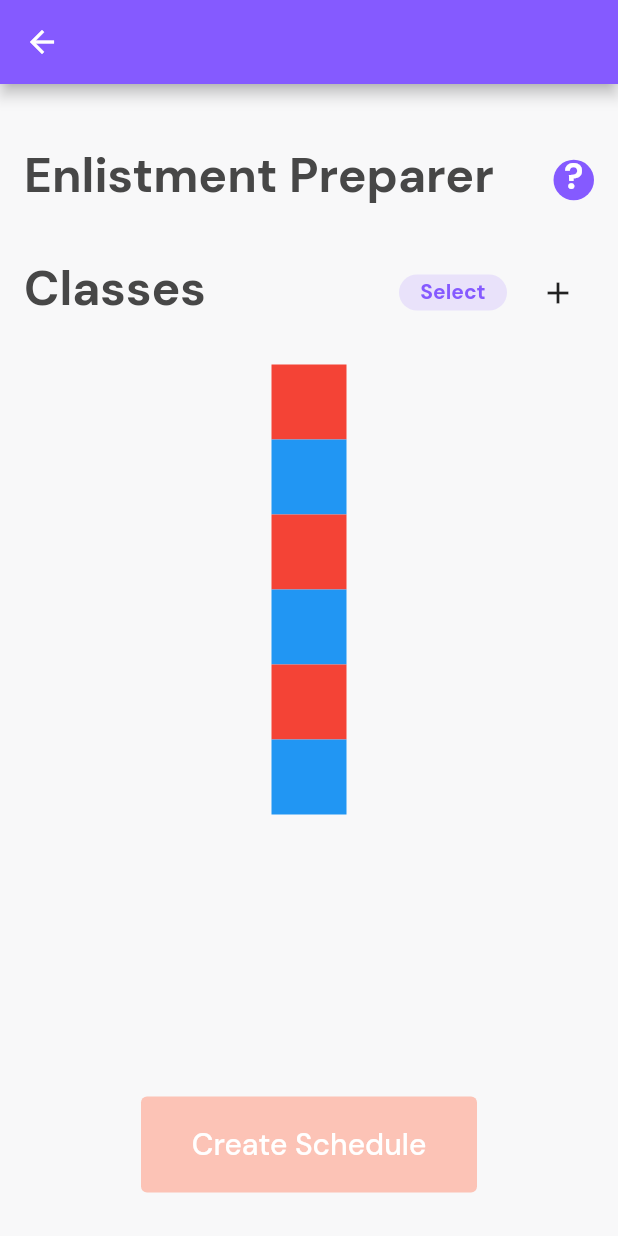
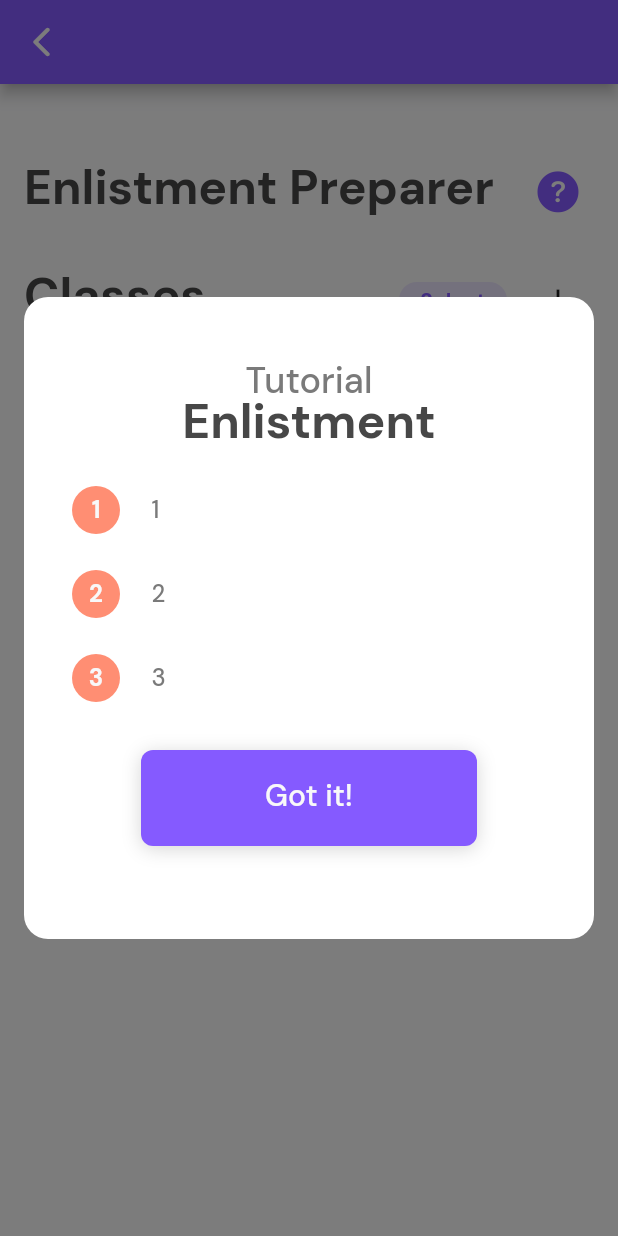
Before and after one commit to gdsc-loyola/admu_student_app, a Flutter app: the EnlistmentPage screen opened directly, on a phone screen of 412 x 824 dp. Run offline on Flutter 3.47's test engine with Material 2 defaults, Android fonts, the phone set to English and light mode, and no system bars; our stand-ins replace flutter_colorpicker, google_fonts, introduction_screen, sqflite; accounts and stored records are empty.

Commit message:
create new enlistment dropdown

```diff
--- a/lib/models/class_schedule.dart
+++ b/lib/models/class_schedule.dart
@@ -41,14 +41,20 @@ class ClassSchedule extends ChangeNotifier {
         1400, 0, ''),
     Subject('ENLIT 12', '', 1, 2, 4, AppColors.ACCENTS[3].value, 101010, 1400,
         1500, 0, ''),
-    Subject('CSCI 152', '', 2, 0, 0, AppColors.ACCENTS[0].value, 101010, 1400,
-        1500, 0, ''),
+    Subject('CSCI 152', 'A', 2, 0, 0, AppColors.ACCENTS[0].value, 101010, 1400,
+        1500, 1, 'Prof A'),
+    Subject('CSCI 152', 'B', 2, 0, 0, AppColors.ACCENTS[0].value, 101010, 1500,
+        1600, 1, 'Prof B'),
+    Subject('CSCI 152', 'C', 2, 0, 0, AppColors.ACCENTS[0].value, 101010, 1600,
+        1700, 1, 'Prof C'),
+    Subject('PHYED', 'A', 2, 0, 0, AppColors.ACCENTS[0].value, 101010, 1400,
+        1500, 1, 'Prof A'),
+    Subject('PHYED', 'B', 2, 0, 0, AppColors.ACCENTS[0].value, 101010, 1500,
+        1600, 1, 'Prof B'),
+    Subject('PHYED', 'C', 2, 0, 0, AppColors.ACCENTS[0].value, 101010, 1600,
+        1700, 1, 'Prof C'),
   ];
   List<Subject> _subjects = [];
-
-  List<String> getScheduleNames() {
-    return [];
-  }
 
   List<Map<String, dynamic>> getSchedules() {
     // schedule name
@@ -116,6 +122,39 @@ class ClassSchedule extends ChangeNotifier {
       'end': end == 0 ? 17 : end, // ceil
       'subjects': data,
     };
+  }
+
+  List<Map<String, dynamic>> getEnlistmentSubjects() {
+    List<Map<String, dynamic>> grouped = [];
+
+    List<Subject> raw = [];
+
+    for (Subject s in _subjects) {
+      if (s.inEnlistment) raw.add(s);
+    }
+
+    raw.sort((a, b) => a.code.toLowerCase().compareTo(b.code.toLowerCase()));
+
+    // code, subjects
+    raw.forEach((sub) {
+      bool hasGroup = false;
+      for (Map m in grouped) {
+        if (m['code'].toLowerCase() == sub.code.toLowerCase()) {
+          hasGroup = true;
+          m['subjects'].add(sub);
+          break;
+        }
+      }
+
+      if (!hasGroup) {
+        grouped.add({
+          'code': sub.code,
+          'subjects': [sub],
+        });
+      }
+    });
+
+    return grouped;
   }
 
   ClassSchedule() {
--- a/lib/screens/enlistment/enlistment_page.dart
+++ b/lib/screens/enlistment/enlistment_page.dart
@@ -1,9 +1,15 @@
 import 'package:flutter/material.dart';
+import 'package:provider/provider.dart';
 
+import 'package:admu_student_app/constants/app_colors.dart';
+import 'package:admu_student_app/models/class_schedule.dart';
+import 'package:admu_student_app/models/subject.dart';
+import 'package:admu_student_app/models/user_cache.dart';
 import 'package:admu_student_app/widgets/enlistment/enlistment_class.dart';
-import 'package:admu_student_app/widgets/qpi/course_widget.dart';
-import 'package:admu_student_app/constants/app_colors.dart';
+import 'package:admu_student_app/widgets/modals/help.dart';
 import 'package:admu_student_app/screens/add_class.dart';
+import 'package:admu_student_app/widgets/buttons.dart';
+import 'package:admu_student_app/widgets/help_button.dart';
 
 class EnlistmentPage extends StatefulWidget {
   @override
@@ -11,40 +17,71 @@ class EnlistmentPage extends StatefulWidget {
 }
 
 class _EnlistmentPageState extends State<EnlistmentPage> {
+  bool _isSelecting = false;
+
+  @override
+  void initState() {
+    super.initState();
+
+    if (UserCache.enlistment) {
+      UserCache.enlistment = false;
+      UserCache.save();
+
+      WidgetsBinding.instance.addPostFrameCallback((_) => _showHowTo());
+    }
+  }
+
+  void _showHowTo() async {
+    await HelpModal.showHelp(
+      context,
+      title: 'Enlistment',
+      strings: [
+        '1',
+        '2',
+        '3',
+      ],
+    );
+  }
+
+  void _onSelect(Subject s) {
+    print(s.code);
+  }
+
   @override
   Widget build(BuildContext context) {
+    List<Map<String, dynamic>> groupedSubjs =
+        Provider.of<ClassSchedule>(context).getEnlistmentSubjects();
+
     return Scaffold(
-      appBar: AppBar(),
-      body: Container(
+      appBar: AppBar(
+        automaticallyImplyLeading: false,
+        leading: IconButton(
+          icon: Icon(Icons.arrow_back_ios_rounded),
+          color: AppColors.GRAY_LIGHT[2],
+          onPressed: () => Navigator.of(context).pop(),
+        ),
+      ),
+      body: SingleChildScrollView(
         padding: EdgeInsets.fromLTRB(16, 48, 16, 29),
         child: Column(
           children: [
+            // header
             Row(
-              mainAxisAlignment: MainAxisAlignment.spaceBetween,
               children: [
-                Text('Enlistment Preparer',
+                Expanded(
+                  child: Text('Enlistment Preparer',
                       style: Theme.of(context)
                           .textTheme
                           .headline4
                           .copyWith(color: AppColors.GRAY_DARK[0])),
-                CircleAvatar(
-                  radius: 13.5,
-                  backgroundColor: AppColors.PRIMARY_MAIN,
-                  child: Center(
-                    child: Text(
-                      '?',
-                      style: Theme.of(context)
-                          .textTheme
-                          .headline5
-                          .copyWith(color: Colors.white),
                 ),
-                  ),
-                )
+                HelpButton(onTap: _showHowTo),
               ],
             ),
-            Container(
-              padding: EdgeInsets.fromLTRB(0, 35, 0, 24),
-              child: Row(
+            SizedBox(height: 24), // ?
+            // header 2
+            Row(
+              crossAxisAlignment: CrossAxisAlignment.center,
               children: [
                 Text(
                   'Classes',
@@ -59,7 +96,11 @@ class _EnlistmentPageState extends State<EnlistmentPage> {
                       color: AppColors.PRIMARY_LIGHT.withOpacity(0.2),
                       borderRadius: BorderRadius.all(Radius.circular(100))),
                   child: InkWell(
-                      onTap: () {},
+                    onTap: () {
+                      setState(() {
+                        _isSelecting = !_isSelecting;
+                      });
+                    },
                     borderRadius: BorderRadius.all(Radius.circular(100)),
                     child: Ink(
                       child: Container(
@@ -67,12 +108,10 @@ class _EnlistmentPageState extends State<EnlistmentPage> {
                         width: 72,
                         child: Center(
                           child: Text(
-                              'Select',
-                              style: Theme.of(context)
-                                  .textTheme
-                                  .headline4
-                                  .copyWith(
+                            _isSelecting ? 'Cancel' : 'Select',
+                            style: Theme.of(context).textTheme.caption.copyWith(
                                 fontSize: 14,
+                                fontWeight: FontWeight.bold,
                                 color: AppColors.PRIMARY_MAIN),
                           ),
                         ),
@@ -80,77 +119,53 @@ class _EnlistmentPageState extends State<EnlistmentPage> {
                     ),
                   ),
                 ),
+
+                // add button
                 Container(
                   padding: EdgeInsets.fromLTRB(10, 0, 0, 0),
-                      child:
-                          IconButton(icon: Icon(Icons.add), onPressed: () {
-                      Navigator.of(context).push(
-                          MaterialPageRoute(builder: (_) => AddClassPage(isEditing: true, inEnlistment: true,)));
-                    }))
+                  child: IconButton(
+                    icon: Icon(Icons.add),
+                    onPressed: () {
+                      Navigator.of(context).push(MaterialPageRoute(
+                          builder: (_) => AddClassPage(
+                                isEditing: true,
+                                inEnlistment: true,
+                              )));
+                    },
+                  ),
+                ),
               ],
             ),
+
+            // list of subjs
+            ListView.builder(
+              shrinkWrap: true,
+              physics: NeverScrollableScrollPhysics(),
+              itemCount: groupedSubjs.length,
+              itemBuilder: (_, index) {
+                Widget card = EnlistmentClassCard(
+                  code: groupedSubjs[index]['code'],
+                  subjects: groupedSubjs[index]['subjects'],
+                  isSelecting: _isSelecting,
+                  onSelect: (i) =>
+                      _onSelect(groupedSubjs[index]['subjects'][i]),
+                );
+
+                return Padding(
+                  padding: EdgeInsets.only(top: 16),
+                  child: card,
+                );
+              },
             ),
-            // Container for scrollable portion of the screen
-            Container(
-              height: MediaQuery.of(context).size.height/2.5,
-              child: SingleChildScrollView(
-                child: Column(
-                  children: [
-                    Container(
-                      height: 50,
-                      width: 50,
-                      color: Colors.red,
-                    ),
-                    Container(
-                      height: 50,
-                      width: 50,
-                      color: Colors.blue,
-                    ),
-                    Container(
-                      height: 50,
-                      width: 50,
-                      color: Colors.red,
-                    ),
-                    Container(
-                      height: 50,
-                      width: 50,
-                      color: Colors.blue,
-                    ),
-                    Container(
-                      height: 50,
-                      width: 50,
-                      color: Colors.red,
-                    ),
-                    Container(
-                      height: 50,
-                      width: 50,
-                      color: Colors.blue,
-                    )
-                  ],
-                ),
-              ),
-            ),
-            Spacer(),
-            Container(
-              height: 64,
-              width: 224,
-              decoration: BoxDecoration(
-                  color: AppColors.SECONDARY_MAIN.withOpacity(0.5),
-                  borderRadius: BorderRadius.all(Radius.circular(4))),
-              child: TextButton(
-                onPressed: () {
-                  // Navigator.of(context).push(
-                  //   MaterialPageRoute(builder: (_) => EnlistmentClassesPage()),
-                  // );
-                },
-                child: Text(
+            SizedBox(height: 48),
+
+            // create schedule
+            CustomButton(
+              ButtonSize.medium,
               'Create Schedule',
-                  style: Theme.of(context)
-                      .textTheme
-                      .bodyText1
-                      .copyWith(color: Colors.white, fontSize: 20),
-                ),
-              ),
+              AppColors.SECONDARY_MAIN,
+              AppColors.GRAY_LIGHT[2],
+              () {},
             ),
           ],
         ),
```
Also changed, not shown: lib/models/subject.dart (+24 -0 lines), lib/screens/qpi/qpi_semester.dart (+8 -9 lines), lib/widgets/enlistment/enlistment_class.dart (+155 -54 lines). Lines whose indentation alone changed are shown as unchanged.
